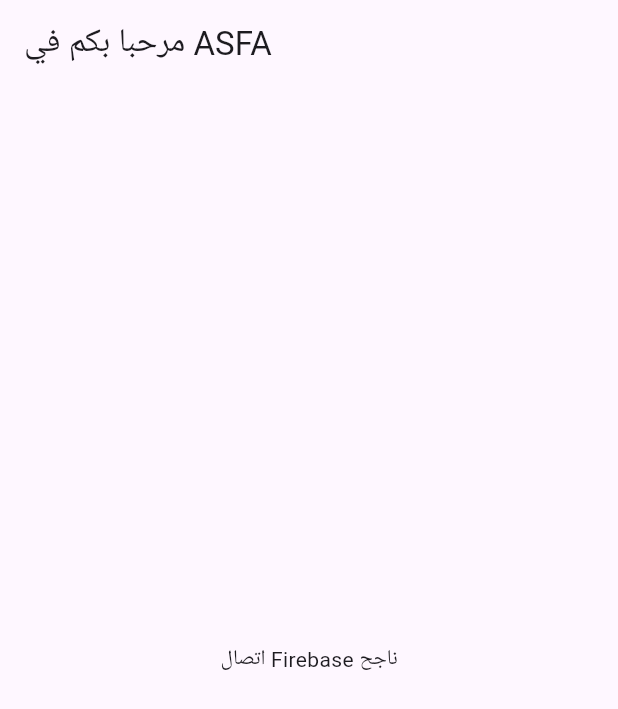
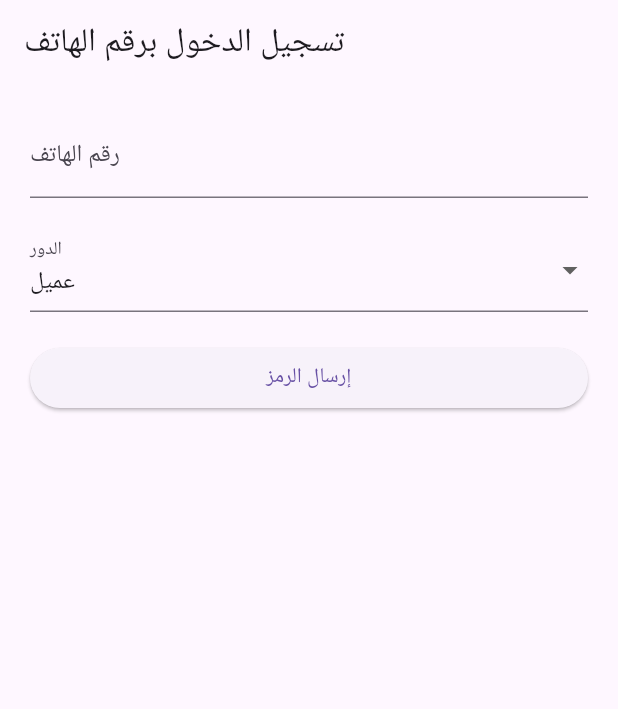
Before and after one commit to MessikaO/asfa_dev, a Flutter app: the screen it shows after launch, on a phone screen of 412 x 824 dp. Shown: the top 709 px of the screen. Run offline on Flutter 3.47's test engine with Material 3 defaults, Android fonts, the light colour scheme and no system bars; our stand-ins replace cloud_firestore, firebase_auth, firebase_core; accounts and stored records are empty.

Commit message:
Update Firebase configuration (auth) and dependencies

```diff
--- a/lib/main.dart
+++ b/lib/main.dart
@@ -1,12 +1,17 @@
 import 'package:flutter/material.dart';
 import 'package:firebase_core/firebase_core.dart';
+import 'package:firebase_auth/firebase_auth.dart';
+import 'package:cloud_firestore/cloud_firestore.dart';
+
 import 'firebase_options.dart';
+import 'screens/auth_screen.dart';
+import 'screens/client_home.dart';
+import 'screens/provider_home.dart';
+import 'screens/admin_dashboard.dart';
 
 void main() async {
   WidgetsFlutterBinding.ensureInitialized();
-  await Firebase.initializeApp(
-    options: DefaultFirebaseOptions.currentPlatform,
-  );
+  await Firebase.initializeApp(options: DefaultFirebaseOptions.currentPlatform);
   runApp(const MyApp());
 }
 
@@ -16,11 +21,38 @@ class MyApp extends StatelessWidget {
   @override
   Widget build(BuildContext context) {
     return MaterialApp(
+      title: 'ASFA',
       debugShowCheckedModeBanner: false,
-      title: 'ASFA App',
-      home: Scaffold(
-        appBar: AppBar(title: const Text('مرحبا بكم في ASFA')),
-        body: const Center(child: Text('اتصال Firebase ناجح')),
+      home: StreamBuilder<User?>(
+        stream: FirebaseAuth.instance.authStateChanges(),
+        builder: (context, snapshot) {
+          // Not logged in → show AuthScreen
+          if (!snapshot.hasData) {
+            return AuthScreen();
+          }
+
+          // Logged in → fetch role from Firestore
+          return FutureBuilder<DocumentSnapshot>(
+            future: FirebaseFirestore.instance
+                .collection('users')
+                .doc(snapshot.data!.uid)
+                .get(),
+            builder: (context, userSnap) {
+              if (!userSnap.hasData) {
+                return const Center(child: CircularProgressIndicator());
+              }
+
+              final role = userSnap.data!.get('role');
+
+              if (role == 'client') return ClientHome();
+              if (role == 'provider') return ProviderHome();
+              if (role == 'admin') return AdminDashboard();
+
+              // If no role found, fallback to AuthScreen
+              return AuthScreen();
+            },
+          );
+        },
       ),
     );
   }
--- /dev/null
+++ b/lib/screens/auth_screen.dart
@@ -0,0 +1,89 @@
+import 'package:flutter/material.dart';
+import '../services/auth_service.dart';
+
+class AuthScreen extends StatefulWidget {
+  @override
+  State<AuthScreen> createState() => _AuthScreenState();
+}
+
+class _AuthScreenState extends State<AuthScreen> {
+  final _phoneController = TextEditingController();
+  final _codeController = TextEditingController();
+  String? verificationId;
+  String role = 'client'; // default role
+
+  @override
+  Widget build(BuildContext context) {
+    return Scaffold(
+      appBar: AppBar(title: const Text('تسجيل الدخول برقم الهاتف')),
+      body: Padding(
+        padding: const EdgeInsets.all(20.0),
+        child: SingleChildScrollView(
+          child: Column(
+            crossAxisAlignment: CrossAxisAlignment.stretch,
+            children: [
+              TextField(
+                controller: _phoneController,
+                keyboardType: TextInputType.phone,
+                decoration: const InputDecoration(
+                  labelText: 'رقم الهاتف',
+                  hintText: '+213xxxxxxxxx',
+                ),
+              ),
+              const SizedBox(height: 20),
+
+              // Role selection dropdown
+              DropdownButtonFormField<String>(
+                value: role,
+                items: const [
+                  DropdownMenuItem(value: 'client', child: Text('عميل')),
+                  DropdownMenuItem(value: 'provider', child: Text('مزود')),
+                  DropdownMenuItem(value: 'admin', child: Text('ادمن')),
+                ],
+                onChanged: (v) => setState(() => role = v!),
+                decoration: const InputDecoration(labelText: 'الدور'),
+              ),
+              const SizedBox(height: 20),
+
+              // Send verification code
+              if (verificationId == null)
+                ElevatedButton(
+                  child: const Text('إرسال الرمز'),
+                  onPressed: () async {
+                    if (_phoneController.text.isEmpty) return;
+                    await AuthService().signInWithPhone(
+                      _phoneController.text,
+                      (id) => setState(() => verificationId = id),
+                    );
+                  },
+                )
+              else ...[
+                TextField(
+                  controller: _codeController,
+                  keyboardType: TextInputType.number,
+                  decoration: const InputDecoration(
+                    labelText: 'رمز التحقق',
+                  ),
+                ),
+                const SizedBox(height: 20),
+
+                // Confirm code
+                ElevatedButton(
+                  child: const Text('تأكيد'),
+                  onPressed: () async {
+                    if (_codeController.text.isEmpty) return;
+                    await AuthService().verifyCode(
+                      verificationId!,
+                      _codeController.text,
+                      role,
+                    );
+                  },
+                )
+              ],
+            ],
+          ),
+        ),
+      ),
+    );
+  }
+}
--- a/pubspec.yaml
+++ b/pubspec.yaml
@@ -36,6 +36,7 @@ dependencies:
   firebase_storage: ^11.6.5
   google_maps_flutter: ^2.12.3
   geolocator: ^9.0.2
+
 
   # The following adds the Cupertino Icons font to your application.
   # Use with the CupertinoIcons class for iOS style icons.
```
Also changed, not shown: lib/screens/admin_dashboard.dart (added, +11 -0 lines), lib/screens/client_home.dart (added, +11 -0 lines), lib/screens/provider_home.dart (added, +11 -0 lines), lib/services/auth_service.dart (added, +36 -0 lines).
